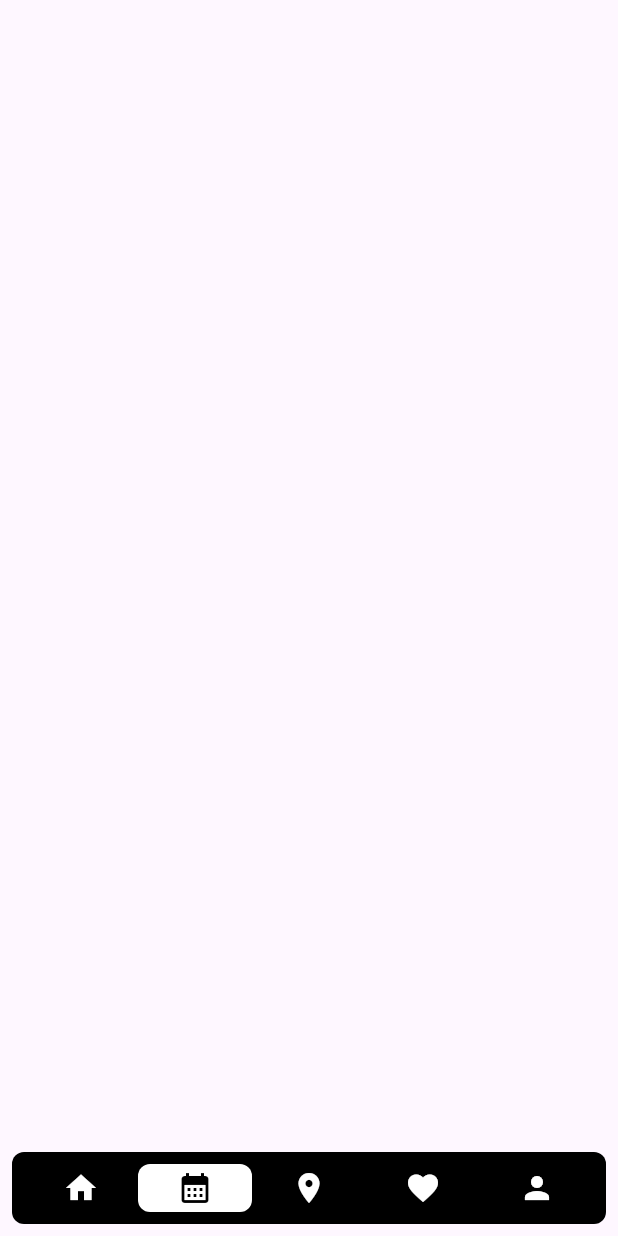
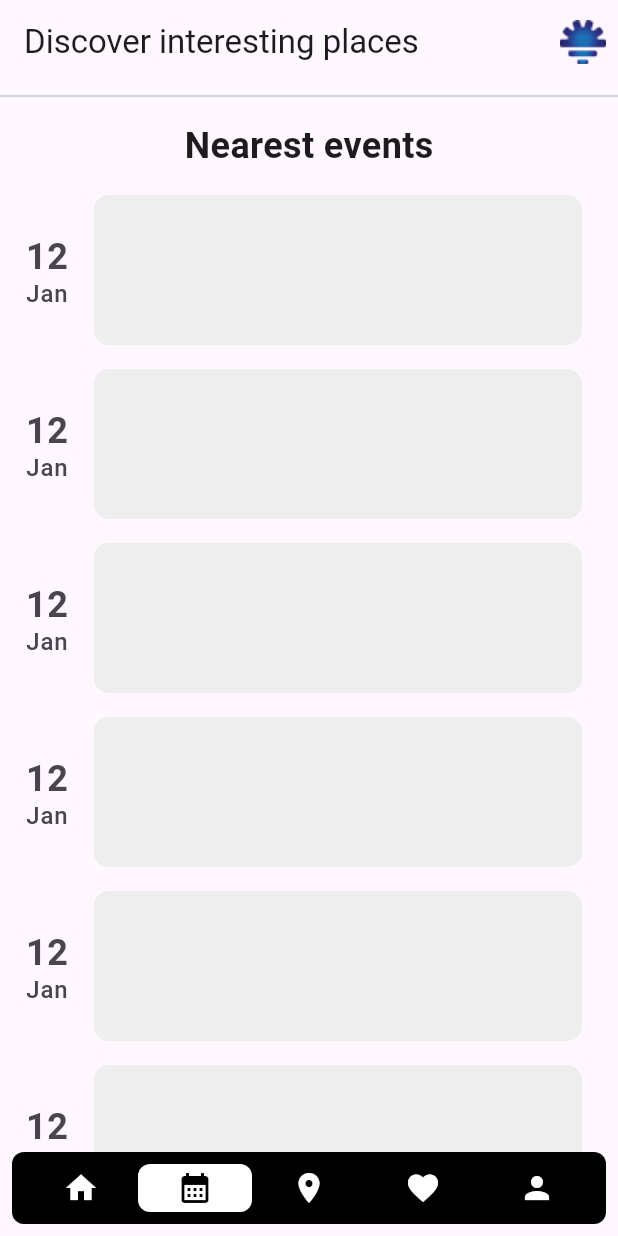
Before and after one commit to progressiveOverload/ai_appjam, a Flutter app: the CalendarPage screen opened directly, on a phone screen of 412 x 824 dp. Run offline on Flutter 3.47's test engine with Material 3 defaults, Android fonts, the phone set to English and light mode, and no system bars; drawn by our look-alikes of floating_bottom_navigation_bar; our stand-ins replace firebase_core, get, swipeable_button_view; accounts and stored records are empty.

Commit message:
added mock things to calendar

```diff
--- a/lib/screens/calendar.dart
+++ b/lib/screens/calendar.dart
@@ -4,6 +4,7 @@ import 'package:flutter/material.dart';
 import 'package:get/get.dart';
 
 import 'account.dart';
+import 'chatpage.dart';
 import 'first_main_page.dart';
 
 class CalendarPage extends StatelessWidget {
@@ -12,7 +13,20 @@ class CalendarPage extends StatelessWidget {
   @override
   Widget build(BuildContext context) {
     return Scaffold(
-      appBar: AppBar(),
+        appBar: AppBar(
+          title: const Text('Discover interesting places'),
+          actions: <Widget>[
+            Padding(
+              padding: const EdgeInsets.all(8.0),
+              child: GestureDetector(
+                onTap: () {
+                  Get.to(() => const ChatScreen());
+                },
+                child: Image.asset('assets/ai_icon.png'),
+              ),
+            ),
+          ],
+        ),
       extendBody: true,
       bottomNavigationBar: SafeArea(
         child: FloatingNavbar(
@@ -55,6 +69,57 @@ class CalendarPage extends StatelessWidget {
           ],
         ),
       ),
-    );
+
+
+        body: Column(mainAxisAlignment: MainAxisAlignment.start, children: [
+          const Divider(),
+          const Padding(
+            padding: EdgeInsets.all(8.0),
+            child: Text(
+              'Nearest events',
+              style: TextStyle(fontSize: 24, fontWeight: FontWeight.bold),
+            ),
+          ),
+          Expanded(
+            child: ListView.builder(
+              itemCount: 10, // replace with your actual item count
+              itemBuilder: (context, index) {
+                return ListTile(
+                  leading: const Column(
+                    mainAxisAlignment: MainAxisAlignment.center,
+                    children: [
+                      Padding(
+                        padding: EdgeInsets.all(1.0),
+                        child: SizedBox(
+                          height: 30,
+                          child: Text(
+                            '12', // replace with your actual number
+                            style: TextStyle(
+                                fontSize: 24, fontWeight: FontWeight.bold),
+                          ),
+                        ),
+                      ),
+                      Text(
+                        'Jan', // replace with your actual date
+                        style: TextStyle(fontSize: 16),
+                      ),
+                    ],
+                  ),
+                  title: Container(
+                    height: 100,
+                    width: double.infinity,
+                    decoration: BoxDecoration(
+                      color: Colors.grey[200],
+                      borderRadius: BorderRadius.circular(10),
+                    ),
+                    child: const Center(
+                      child: Text(''), // replace with your actual content
+                    ),
+                  ),
+                );
+              },
+            ),
+          )
+        ]));
   }
 }
--- a/lib/screens/first_main_page.dart
+++ b/lib/screens/first_main_page.dart
@@ -28,7 +28,7 @@ class _FirstMainPageState extends State<FirstMainPage> {
     },
     {
       'image': 'assets/fountain.png',
-      'name': 'Trevis Fountain',
+      'name': 'Trevi Fountain',
       'location': 'Rome, Italy',
       'rating': '4.2',
     },
```
